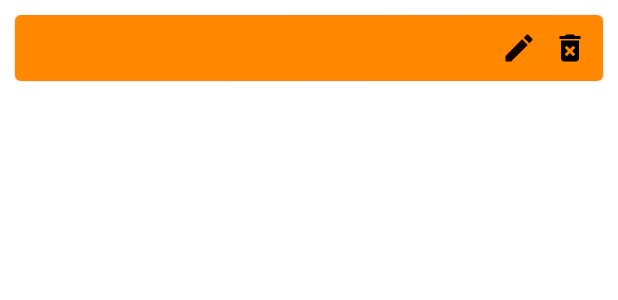
After one commit to MikhailIgnatovich/WorkWithRoom, an Android app: the layout category_item.xml on its own in the app's theme, with its tools: preview values and no code run, on a phone screen of 412 x 824 dp. The commit adds this screen. Shown: the top 300 px of the screen. Run offline under Robolectric (Android 15) with nearby library versions, the phone set to English and light mode, and no system bars.

Commit message:
Добавил фрагмент CatalogCategories.kt, разметку для него catalog_categories.xml и category_item.xml для recyclerView

```diff
--- /dev/null
+++ b/app/src/main/res/layout/category_item.xml
@@ -0,0 +1,61 @@
+<?xml version="1.0" encoding="utf-8"?>
+<layout xmlns:android="http://schemas.android.com/apk/res/android"
+    xmlns:app="http://schemas.android.com/apk/res-auto">
+<com.google.android.material.card.MaterialCardView
+    android:id="@+id/cardCategory"
+    android:layout_width="match_parent"
+    android:layout_height="wrap_content"
+    android:layout_margin="10dp">
+
+    <androidx.constraintlayout.widget.ConstraintLayout
+        android:id="@+id/contentCardCategory"
+        android:layout_width="match_parent"
+        android:layout_height="match_parent"
+        android:background="@color/orange">
+
+        <androidx.appcompat.widget.AppCompatTextView
+            android:id="@+id/idCategory"
+            android:layout_width="wrap_content"
+            android:layout_height="wrap_content"
+            android:layout_margin="10dp"
+            app:layout_constraintTop_toTopOf="parent"
+            app:layout_constraintStart_toStartOf="parent"
+            app:layout_constraintBottom_toBottomOf="parent"
+            android:textColor="@color/black"/>
+
+        <androidx.appcompat.widget.AppCompatTextView
+            android:id="@+id/nameCategory"
+            android:layout_width="wrap_content"
+            android:layout_height="wrap_content"
+            android:layout_margin="10dp"
+            app:layout_constraintTop_toTopOf="parent"
+            app:layout_constraintStart_toEndOf="@id/idCategory"
+            app:layout_constraintBottom_toBottomOf="parent"
+            android:textColor="@color/black"/>
+
+        <androidx.appcompat.widget.AppCompatImageButton
+            android:id="@+id/deleteCategory"
+            android:layout_width="wrap_content"
+            android:layout_height="wrap_content"
+            android:background="@color/orange"
+            android:src="@drawable/delete"
+            app:layout_constraintTop_toTopOf="parent"
+            app:layout_constraintBottom_toBottomOf="parent"
+            app:layout_constraintEnd_toEndOf="parent"
+            android:layout_margin="10dp"/>
+
+        <androidx.appcompat.widget.AppCompatImageButton
+            android:id="@+id/editCategory"
+            android:layout_width="wrap_content"
+            android:layout_height="wrap_content"
+            android:background="@color/orange"
+            android:src="@drawable/edit_black"
+            app:layout_constraintTop_toTopOf="parent"
+            app:layout_constraintBottom_toBottomOf="parent"
+            app:layout_constraintEnd_toStartOf="@id/deleteCategory"
+            android:layout_margin="10dp"/>
+
+    </androidx.constraintlayout.widget.ConstraintLayout>
+
+</com.google.android.material.card.MaterialCardView>
+</layout>
--- a/app/src/main/res/values/strings.xml
+++ b/app/src/main/res/values/strings.xml
@@ -13,4 +13,5 @@
     <string name="labelEnterNameProduct">Введите название товара</string>
     <string name="labelEnterNumberCategory">Введите номер категории</string>
     <string name="labelEnterPriceProduct">Введите цену товара</string>
+    <string name="deleteAllCategories">УДАЛИТЬ ВСЕ КАТЕГОРИИ</string>
 </resources>
```
Also changed, not shown: app/src/main/java/com/bulich/misha/workwithroom/tabs/categories/CatalogCategories.kt (added, +24 -0 lines), app/src/main/res/layout/catalog_categories.xml (added, +36 -0 lines), app/src/main/res/layout/panel.xml (+51 -50 lines).
